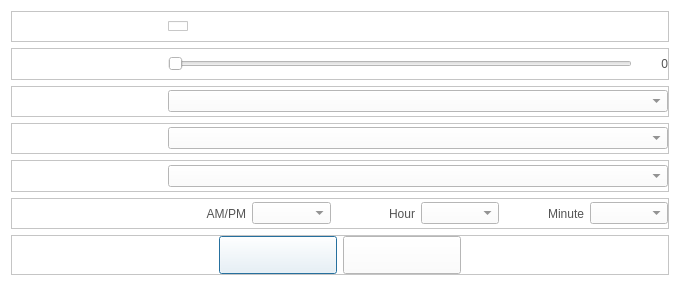
Old version of the form CaX/dialog/setup/alarmdialog.ui in the repository fsest4u/CaX_03.
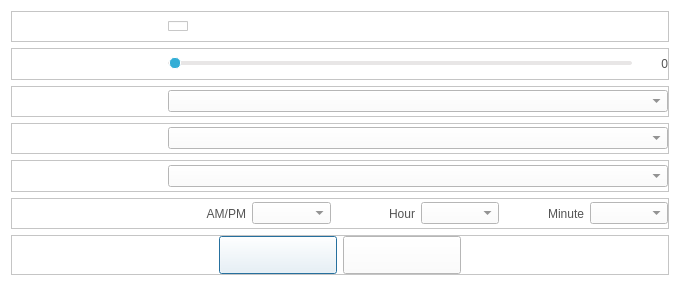
New version of the form. Icons and pictures are not drawn.

Commit message: [slider] style 일괄 적용

```diff
--- a/CaX/dialog/setup/alarmdialog.ui
+++ b/CaX/dialog/setup/alarmdialog.ui
@@ -133,6 +133,23 @@
       </item>
       <item>
        <widget class="QSlider" name="horizontalSlider">
+        <property name="styleSheet">
+         <string notr="true">QSlider::groove:horizontal {
+    background-color: #e8e6e6;
+    border: 1px solid #e8e6e6;
+    height: 2px;
+    border-radius: 2px;
+}
+
+QSlider::handle:horizontal {
+    background-color: #34aed6;
+    border: 1px solid #ffffff;
+    width: 10px;
+	height: 10px;
+    border-radius: 5px;
+	margin: -5px 0;
+}</string>
+        </property>
         <property name="orientation">
          <enum>Qt::Horizontal</enum>
         </property>
```
The commit also changes 8 other files.
